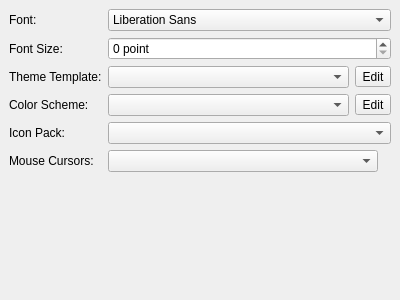
Qt form src-qt5/core-utils/lumina-config/pages/page_theme.ui (lumina-desktop/lumina) before a commit.
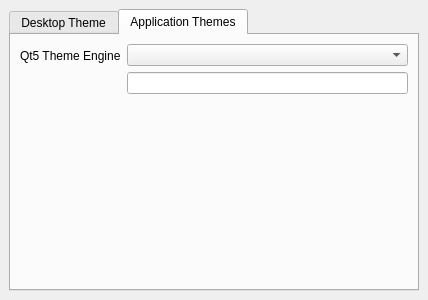
The same form after that commit. The open tabs and pages were chosen to show the change.

Commit message: Add the new Qt5 theme engine setting to lumina-config.

The edit to the form file:
```diff
--- a/src-qt5/core-utils/lumina-config/pages/page_theme.ui
+++ b/src-qt5/core-utils/lumina-config/pages/page_theme.ui
@@ -6,14 +6,14 @@
    <rect>
     <x>0</x>
     <y>0</y>
-    <width>400</width>
+    <width>428</width>
     <height>300</height>
    </rect>
   </property>
   <property name="windowTitle">
    <string>Form</string>
   </property>
-  <layout class="QFormLayout" name="formLayout">
+  <layout class="QVBoxLayout" name="verticalLayout">
    <property name="leftMargin">
     <number>9</number>
    </property>
@@ -26,6 +26,16 @@
    <property name="bottomMargin">
     <number>9</number>
    </property>
+   <item>
+    <widget class="QTabWidget" name="tabWidget">
+     <property name="currentIndex">
+      <number>0</number>
+     </property>
+     <widget class="QWidget" name="tab_desktop">
+      <attribute name="title">
+       <string>Desktop Theme</string>
+      </attribute>
+      <layout class="QFormLayout" name="formLayout_2">
    <item row="0" column="0">
     <widget class="QLabel" name="label_12">
      <property name="text">
@@ -174,6 +184,34 @@
       </widget>
      </item>
     </layout>
+       </item>
+      </layout>
+     </widget>
+     <widget class="QWidget" name="tab_apps">
+      <attribute name="title">
+       <string>Application Themes</string>
+      </attribute>
+      <layout class="QFormLayout" name="formLayout">
+       <item row="0" column="0">
+        <widget class="QLabel" name="label">
+         <property name="text">
+          <string>Qt5 Theme Engine</string>
+         </property>
+        </widget>
+       </item>
+       <item row="0" column="1">
+        <layout class="QVBoxLayout" name="verticalLayout_2">
+         <item>
+          <widget class="QComboBox" name="combo_qt5_theme"/>
+         </item>
+         <item>
+          <widget class="QLineEdit" name="line_qt5_custom_theme"/>
+         </item>
+        </layout>
+       </item>
+      </layout>
+     </widget>
+    </widget>
    </item>
   </layout>
  </widget>
```
Lines whose indentation alone changed are shown as unchanged. The commit also changes 2 other files.
